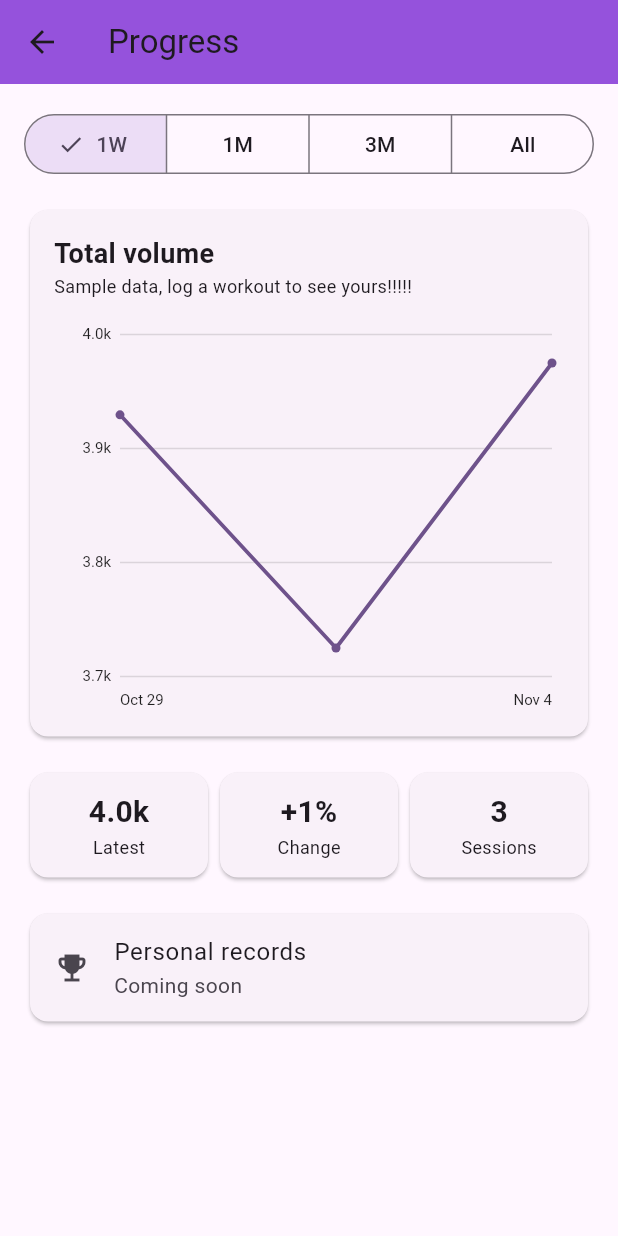
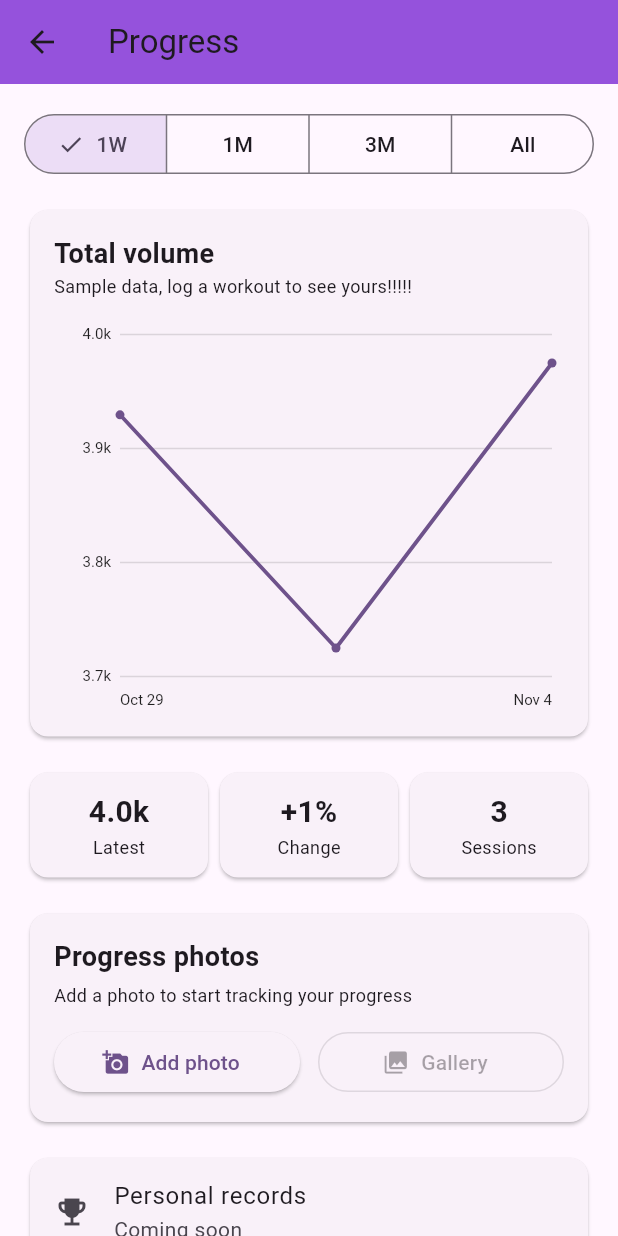
Before and after one commit to Cs3541/GroupProjectH, a Flutter app: the ProgressScreen screen opened directly, after a tap on "1W", on a phone screen of 412 x 824 dp. Run offline on Flutter 3.47's test engine with Material 3 defaults, Android fonts, the phone set to English and light mode, and no system bars; our stand-ins replace firebase_core, image_picker, loading_animation_widget; accounts and stored records are empty.

Commit message:
Added photo upload feature on progress tab

```diff
--- /dev/null
+++ b/lib/models/photo_model.dart
@@ -0,0 +1,35 @@
+class Photo {
+  final String id;
+  final String path;
+  final DateTime dateTaken;
+  final DateTime dateUploaded;
+  bool isFavorite;
+
+  Photo({
+    required this.id,
+    required this.path,
+    required this.dateTaken,
+    required this.dateUploaded,
+    this.isFavorite = false,
+  });
+
+  Map<String, dynamic> toMap() {
+    return {
+      'id': id,
+      'path': path,
+      'dateTaken': dateTaken.toIso8601String(),
+      'dateUploaded': dateUploaded.toIso8601String(),
+      'isFavorite': isFavorite,
+    };
+  }
+
+  factory Photo.fromMap(Map<String, dynamic> map) {
+    return Photo(
+      id: map['id'],
+      path: map['path'],
+      dateTaken: DateTime.parse(map['dateTaken']),
+      dateUploaded: DateTime.parse(map['dateUploaded']),
+      isFavorite: map['isFavorite'] ?? false,
+    );
+  }
+}
--- /dev/null
+++ b/lib/presenters/photo_presenter.dart
@@ -0,0 +1,61 @@
+import 'package:image_picker/image_picker.dart';
+import '../models/photo_model.dart';
+
+class PhotoPresenter {
+  final ImagePicker _picker = ImagePicker();
+  final List<Photo> _photos = [];
+
+  // Select a photo from the device gallery
+  Future<Photo?> pickPhoto(DateTime dateTaken) async {
+    final XFile? image = await _picker.pickImage(
+      source: ImageSource.gallery,
+    );
+
+    if (image != null) {
+      final photo = Photo(
+        id: DateTime.now().microsecondsSinceEpoch.toString(),
+        path: image.path,
+        dateTaken: dateTaken,
+        dateUploaded: DateTime.now(),
+      );
+
+      _photos.add(photo);
+
+      return photo;
+    }
+
+    return null;
+  }
+
+  // Toggle favorite status
+  void toggleFavorite(Photo photo) {
+    photo.isFavorite = !photo.isFavorite;
+  }
+
+  // Get all photos
+  List<Photo> getAllPhotos() {
+    return List.unmodifiable(_photos);
+  }
+
+  // Get photos sorted newest first
+  List<Photo> getPhotosNewestFirst() {
+    final photos = List<Photo>.from(_photos);
+
+    photos.sort(
+      (a, b) => b.dateTaken.compareTo(a.dateTaken),
+    );
+
+    return photos;
+  }
+
+  // Find a photo by ID
+  Photo? getPhotoById(String id) {
+    for (final photo in _photos) {
+      if (photo.id == id) {
+        return photo;
+      }
+    }
+
+    return null;
+  }
+}
--- a/lib/views/progress_screen.dart
+++ b/lib/views/progress_screen.dart
@@ -1,3 +1,6 @@
+import '../presenters/photo_presenter.dart';
+import 'photo_upload_screen.dart';
+import 'photo_gallery_screen.dart';
 import 'package:flutter/material.dart';
 import '../app_theme.dart';
 import '../models/progress_model.dart';
@@ -5,10 +8,8 @@ import '../presenters/progress_presenter.dart';
 import '../presenters/workout_presenter.dart';
 import '../utils/format.dart';
 
-// SKELETON for progress graphs
-//
-//draws a line chart (volume/time) that lets you select range. Uses placeholder data until workout is logged,
-//used custompaint for chart. Can swap _LineChart for fl_chart and keep the presenter later if want
+
+// Main Progress Screen
 class ProgressScreen extends StatefulWidget {
   const ProgressScreen({super.key});
 
@@ -18,6 +19,9 @@ class ProgressScreen extends StatefulWidget {
 
 class _ProgressScreenState extends State<ProgressScreen> {
   final ProgressPresenter _presenter = ProgressPresenter();
+
+  final PhotoPresenter _photoPresenter = PhotoPresenter();
+
   ProgressRange _range = ProgressRange.threeMonths;
 
   @override
@@ -27,29 +31,49 @@ class _ProgressScreenState extends State<ProgressScreen> {
         title: const Text('Progress'),
         backgroundColor: appColor,
       ),
+
       body: ListenableBuilder(
         listenable: WorkoutPresenter.instance,
+
         builder: (context, _) {
           final points = _presenter.pointsFor(_range);
 
           return ListView(
             padding: const EdgeInsets.all(16),
+
             children: [
+
+              // Progress range selector
               SegmentedButton<ProgressRange>(
                 segments: [
                   for (final r in ProgressRange.values)
-                    ButtonSegment(value: r, label: Text(r.label)),
+                    ButtonSegment(
+                      value: r,
+                      label: Text(r.label),
+                    ),
                 ],
+
                 selected: {_range},
-                onSelectionChanged: (s) => setState(() => _range = s.first),
+
+                onSelectionChanged: (s) {
+                  setState(() {
+                    _range = s.first;
+                  });
+                },
               ),
+
               const SizedBox(height: 16),
+
+              // Total volume chart
               Card(
                 child: Padding(
                   padding: const EdgeInsets.all(16),
+
                   child: Column(
                     crossAxisAlignment: CrossAxisAlignment.start,
+
                     children: [
+
                       const Text(
                         'Total volume',
                         style: TextStyle(
@@ -57,27 +81,49 @@ class _ProgressScreenState extends State<ProgressScreen> {
                           fontWeight: FontWeight.bold,
                         ),
                       ),
+
                       if (_presenter.usingSampleData)
                         const Text(
                           'Sample data, log a workout to see yours!!!!!',
                           style: TextStyle(fontSize: 12),
                         ),
+
                       const SizedBox(height: 16),
+
                       SizedBox(
                         height: 260,
+
                         child: points.isEmpty
                             ? const Center(
-                                child: Text('No data in this range'),
+                                child: Text(
+                                  'No data in this range',
+                                ),
                               )
-                            : _LineChart(points: points),
+                            : _LineChart(
+                                points: points,
+                              ),
                       ),
                     ],
                   ),
                 ),
               ),
+
               const SizedBox(height: 16),
-              if (points.length >= 2) _SummaryRow(points: points),
+
+              // Progress summary
+              if (points.length >= 2)
+                _SummaryRow(points: points),
+
               const SizedBox(height: 16),
+
+              // Progress photos
+              _PhotosCard(
+                presenter: _photoPresenter,
+              ),
+
+              const SizedBox(height: 16),
+
+              // Personal records
               const Card(
                 child: ListTile(
                   leading: Icon(Icons.emoji_events),
@@ -93,42 +139,68 @@ class _ProgressScreenState extends State<ProgressScreen> {
   }
 }
 
+// Progress Summary
 class _SummaryRow extends StatelessWidget {
   final List<ProgressPoint> points;
 
-  const _SummaryRow({required this.points});
+  const _SummaryRow({
+    required this.points,
+  });
 
   @override
   Widget build(BuildContext context) {
     final first = points.first.value;
     final last = points.last.value;
-    final change = first == 0 ? 0.0 : (last - first) / first * 100;
+
+    final change = first == 0
+        ? 0.0
+        : (last - first) / first * 100;
+
     final sign = change >= 0 ? '+' : '';
 
     return Row(
       children: [
-        _MiniStat(label: 'Latest', value: compactNumber(last)),
-        _MiniStat(label: 'Change', value: '$sign${change.toStringAsFixed(0)}%'),
-        _MiniStat(label: 'Sessions', value: '${points.length}'),
+        _MiniStat(
+          label: 'Latest',
+          value: compactNumber(last),
+        ),
+
+        _MiniStat(
+          label: 'Change',
+          value: '$sign${change.toStringAsFixed(0)}%',
+        ),
+
+        _MiniStat(
+          label: 'Sessions',
+          value: '${points.length}',
+        ),
       ],
     );
   }
 }
 
+// Individual Summary Statistic
 class _MiniStat extends StatelessWidget {
   final String label;
   final String value;
 
-  const _MiniStat({required this.label, required this.value});
+  const _MiniStat({
+    required this.label,
+    required this.value,
+  });
 
   @override
   Widget build(BuildContext context) {
     return Expanded(
       child: Card(
         child: Padding(
-          padding: const EdgeInsets.symmetric(vertical: 12),
+          padding: const EdgeInsets.symmetric(
+            vertical: 12,
+          ),
+
           child: Column(
             children: [
+
               Text(
                 value,
                 style: const TextStyle(
@@ -136,7 +208,13 @@ class _MiniStat extends StatelessWidget {
                   fontWeight: FontWeight.bold,
                 ),
               ),
-              Text(label, style: const TextStyle(fontSize: 12)),
+
+              Text(
+                label,
+                style: const TextStyle(
+                  fontSize: 12,
+                ),
+              ),
             ],
           ),
         ),
@@ -145,15 +223,19 @@ class _MiniStat extends StatelessWidget {
   }
 }
 
+// Progress Line Chart
 class _LineChart extends StatelessWidget {
   final List<ProgressPoint> points;
 
-  const _LineChart({required this.points});
+  const _LineChart({
+    required this.points,
+  });
 
   @override
   Widget build(BuildContext context) {
     return CustomPaint(
       size: Size.infinite,
+
       painter: _LineChartPainter(
         points: points,
         lineColor: Theme.of(context).colorScheme.primary,
@@ -164,8 +246,10 @@ class _LineChart extends StatelessWidget {
   }
 }
 
+// Line Chart Painter
 class _LineChartPainter extends CustomPainter {
   final List<ProgressPoint> points;
+
   final Color lineColor;
   final Color gridColor;
   final Color textColor;
@@ -182,20 +266,37 @@ class _LineChartPainter extends CustomPainter {
   static const double _top = 8;
   static const double _bottom = 24;
 
-  void _drawText(Canvas canvas, String text, Offset offset,
-      {bool rightAlign = false, bool center = false}) {
+  // Draw chart text
+  void _drawText(
+    Canvas canvas,
+    String text,
+    Offset offset, {
+    bool rightAlign = false,
+    bool center = false,
+  }) {
     final tp = TextPainter(
       text: TextSpan(
         text: text,
-        style: TextStyle(fontSize: 10, color: textColor),
+        style: TextStyle(
+          fontSize: 10,
+          color: textColor,
+        ),
       ),
       textDirection: TextDirection.ltr,
     )..layout();
 
     var dx = offset.dx;
+
     if (rightAlign) dx -= tp.width;
     if (center) dx -= tp.width / 2;
-    tp.paint(canvas, Offset(dx, offset.dy - tp.height / 2));
+
+    tp.paint(
+      canvas,
+      Offset(
+        dx,
+        offset.dy - tp.height / 2,
+      ),
+    );
   }
 
   @override
@@ -207,52 +308,89 @@ class _LineChartPainter extends CustomPainter {
       size.height - _bottom,
     );
 
-    // Y range, made sure lines dont touch edges
-    var minY = points.map((p) => p.value).reduce((a, b) => a < b ? a : b);
-    var maxY = points.map((p) => p.value).reduce((a, b) => a > b ? a : b);
+    // Calculate Y range
+    var minY = points
+        .map((p) => p.value)
+        .reduce((a, b) => a < b ? a : b);
+
+    var maxY = points
+        .map((p) => p.value)
+        .reduce((a, b) => a > b ? a : b);
+
     if (minY == maxY) {
       minY -= 1;
       maxY += 1;
     }
+
     final pad = (maxY - minY) * 0.1;
+
     minY -= pad;
     maxY += pad;
 
-    final minX = points.first.date.millisecondsSinceEpoch.toDouble();
-    final maxX = points.last.date.millisecondsSinceEpoch.toDouble();
-    final xSpan = (maxX - minX) == 0 ? 1.0 : (maxX - minX);
+    final minX = points.first.date
+        .millisecondsSinceEpoch.toDouble();
 
+    final maxX = points.last.date
+        .millisecondsSinceEpoch.toDouble();
+
+    final xSpan = (maxX - minX) == 0
+        ? 1.0
+        : (maxX - minX);
+
+    // Convert data points into chart coordinates
     Offset toOffset(ProgressPoint p) {
       final x = points.length == 1
           ? chart.center.dx
           : chart.left +
-              (p.date.millisecondsSinceEpoch - minX) / xSpan * chart.width;
+              (p.date.millisecondsSinceEpoch - minX) /
+                  xSpan *
+                  chart.width;
+
       final y = chart.bottom -
-          (p.value - minY) / (maxY - minY) * chart.height;
+          (p.value - minY) /
+              (maxY - minY) *
+              chart.height;
+
       return Offset(x, y);
     }
 
-    // Horizontal grid lines + y labels
+    // Horizontal grid lines and Y labels
     final gridPaint = Paint()
       ..color = gridColor
       ..strokeWidth = 1;
+
     for (var i = 0; i < 4; i++) {
       final y = chart.top + chart.height * i / 3;
-      canvas.drawLine(Offset(chart.left, y), Offset(chart.right, y), gridPaint);
+
+      canvas.drawLine(
+        Offset(chart.left, y),
+        Offset(chart.right, y),
+        gridPaint,
+      );
+
       final value = maxY - (maxY - minY) * i / 3;
-      _drawText(canvas, compactNumber(value), Offset(chart.left - 6, y),
-          rightAlign: true);
+
+      _drawText(
+        canvas,
+        compactNumber(value),
+        Offset(chart.left - 6, y),
+        rightAlign: true,
+      );
     }
 
+    // Draw line connecting points
     final path = Path();
+
     for (var i = 0; i < points.length; i++) {
       final o = toOffset(points[i]);
+
       if (i == 0) {
         path.moveTo(o.dx, o.dy);
       } else {
         path.lineTo(o.dx, o.dy);
       }
     }
+
     canvas.drawPath(
       path,
       Paint()
@@ -262,27 +400,157 @@ class _LineChartPainter extends CustomPainter {
         ..strokeJoin = StrokeJoin.round,
     );
 
+    // Draw data point circles
+    final dotPaint = Paint()
+      ..color = lineColor;
 
-    final dotPaint = Paint()..color = lineColor;
     for (final p in points) {
-      canvas.drawCircle(toOffset(p), 3, dotPaint);
+      canvas.drawCircle(
+        toOffset(p),
+        3,
+        dotPaint,
+      );
     }
 
-    // X labels: first and last date
+    // X-axis date labels
     if (points.length == 1) {
-      _drawText(canvas, shortDate(points.first.date),
-          Offset(chart.center.dx, size.height - 8),
-          center: true);
+      _drawText(
+        canvas,
+        shortDate(points.first.date),
+        Offset(chart.center.dx, size.height - 8),
+        center: true,
+      );
     } else {
-      _drawText(canvas, shortDate(points.first.date),
-          Offset(chart.left, size.height - 8));
-      _drawText(canvas, shortDate(points.last.date),
-          Offset(chart.right, size.height - 8),
-          rightAlign: true);
+      _drawText(
+        canvas,
+        shortDate(points.first.date),
+        Offset(chart.left, size.height - 8),
+      );
+
+      _drawText(
+        canvas,
+        shortDate(points.last.date),
+        Offset(chart.right, size.height - 8),
+        rightAlign: true,
+      );
     }
   }
 
   @override
-  bool shouldRepaint(covariant _LineChartPainter oldDelegate) =>
-      oldDelegate.points != points;
+  bool shouldRepaint(
+    covariant _LineChartPainter oldDelegate,
+  ) {
+    return oldDelegate.points != points;
+  }
 }
+
+// Progress Photo Card
+class _PhotosCard extends StatefulWidget {
+  final PhotoPresenter presenter;
+
+  const _PhotosCard({
+    required this.presenter,
+  });
+
+  @override
+  State<_PhotosCard> createState() => _PhotosCardState();
+}
+
+class _PhotosCardState extends State<_PhotosCard> {
+
+  // Open photo upload screen
+  Future<void> openUploadScreen() async {
+    await Navigator.push(
+      context,
+      MaterialPageRoute(
+        builder: (context) => PhotoUploadScreen(
+          presenter: widget.presenter,
+        ),
+      ),
+    );
+
+    if (mounted) {
+      setState(() {});
+    }
+  }
+
+  // Open photo gallery
+  void openGalleryScreen() {
+    Navigator.push(
+      context,
+      MaterialPageRoute(
+        builder: (context) => PhotoGalleryScreen(
+          presenter: widget.presenter,
+        ),
+      ),
+    );
+  }
+
+  @override
+  Widget build(BuildContext context) {
+    final count = widget.presenter.getAllPhotos().length;
+
+    return Card(
+      child: Padding(
+        padding: const EdgeInsets.all(16),
+
+        child: Column(
+          crossAxisAlignment: CrossAxisAlignment.start,
+
+          children: [
+
+            const Text(
+              'Progress photos',
+              style: TextStyle(
+                fontSize: 18,
+                fontWeight: FontWeight.bold,
+              ),
+            ),
+
+            const SizedBox(height: 4),
+
+            Text(
+              count == 0
+                  ? 'Add a photo to start tracking your progress'
+                  : '$count photo${count == 1 ? '' : 's'} saved',
+              style: const TextStyle(
+                fontSize: 12,
+              ),
+            ),
+
+            const SizedBox(height: 12),
+
+            Row(
+              children: [
+
+                // Add photo button
+                Expanded(
+                  child: ElevatedButton.icon(
+                    onPressed: openUploadScreen,
+                    icon: const Icon(Icons.add_a_photo),
+                    label: const Text('Add photo'),
+                  ),
+                ),
+
+                const SizedBox(width: 12),
+
+                // Gallery button
+                Expanded(
+                  child: OutlinedButton.icon(
+                    onPressed: count == 0
+                        ? null
+                        : openGalleryScreen,
+
+                    icon: const Icon(Icons.photo_library),
+
+                    label: const Text('Gallery'),
+                  ),
+                ),
+              ],
+            ),
+          ],
+        ),
+      ),
+    );
+  }
+}
--- a/pubspec.yaml
+++ b/pubspec.yaml
@@ -14,6 +14,7 @@ dependencies:
   cloud_firestore: ^5.6.7
   firebase_database: ^11.3.5
   loading_animation_widget: ^1.3.0
+  image_picker: ^1.2.0
 
 
 dev_dependencies:
```
Also changed, not shown: lib/views/photo_gallery_screen.dart (added, +101 -0 lines), lib/views/photo_upload_screen.dart (added, +161 -0 lines), pubspec.lock, 5 other files.
